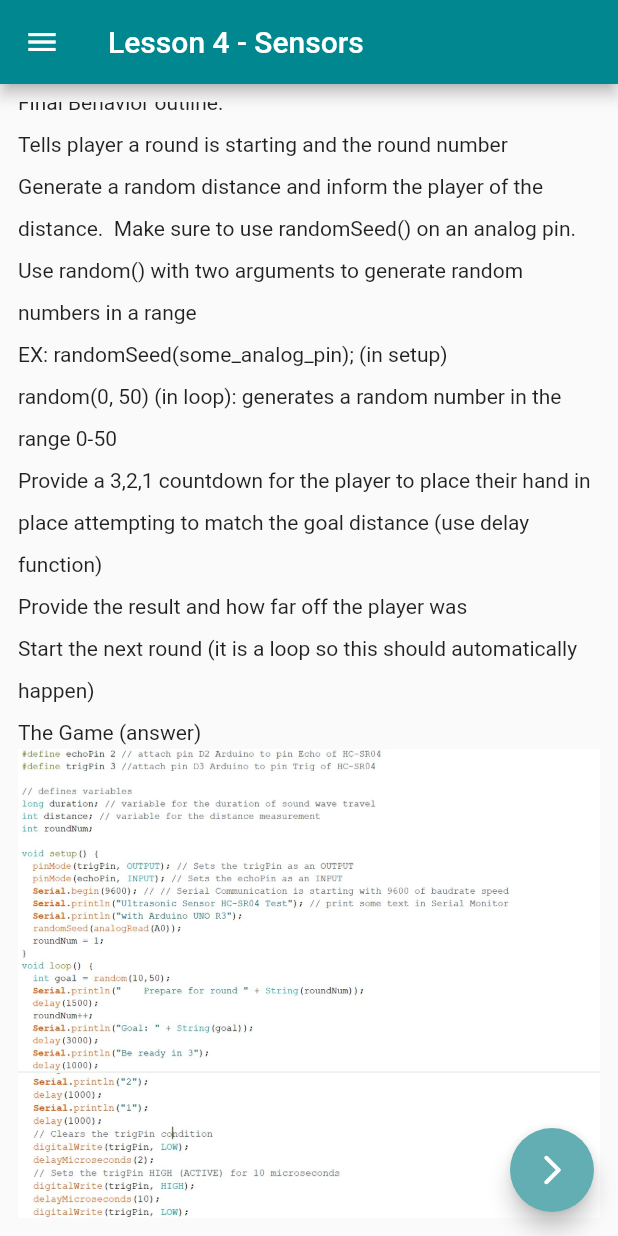
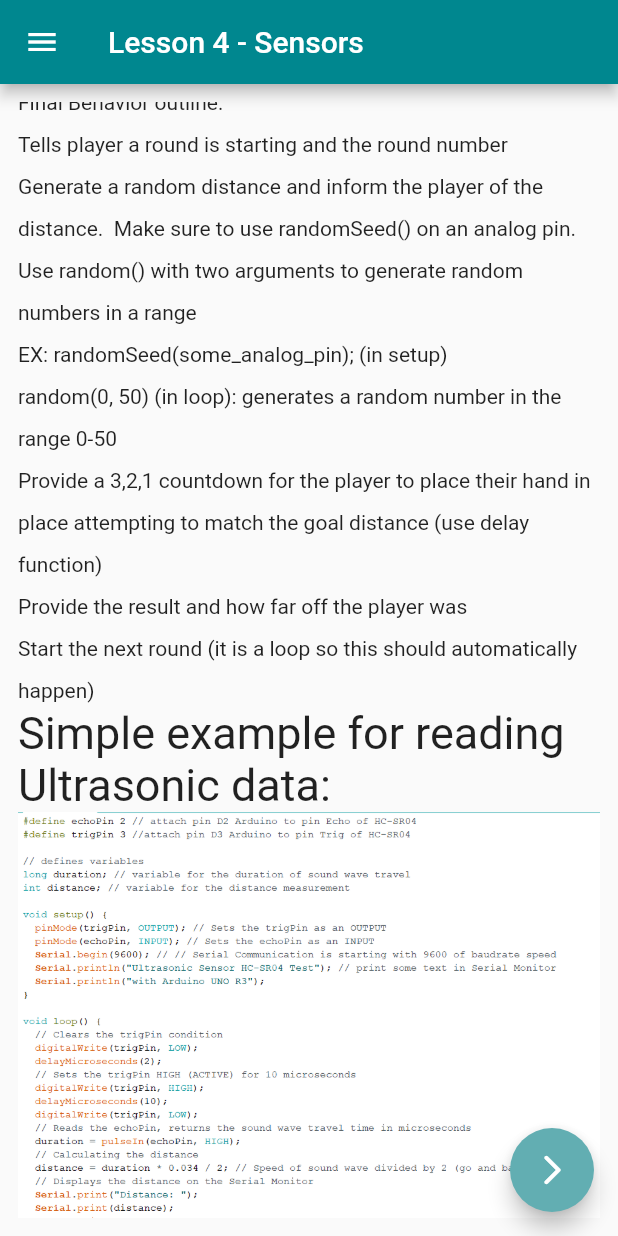
Before and after one commit to VCArduinoClub/arduino, a Flutter app: the Lesson4Page screen opened by its route, scrolled down 1152 dp, on a phone screen of 412 x 824 dp. Run offline on Flutter 3.47's test engine with Material 2 defaults, Android fonts, the phone set to English and light mode, and no system bars.

Commit message:
New Release: bug fixes and content changes

```diff
--- a/lib/routes/home_page.dart
+++ b/lib/routes/home_page.dart
@@ -19,7 +19,6 @@ class HomePage extends StatelessWidget {
         Text("Welcome to the INOArduino App! "
             "In this guide, we will teach you ALL the basics of the Arduino. "
             "The kit comes with everything you need to follow along with this guide and learn how to use an Arduino. "
-            "In case you do not have the kit yet, here is a link to purchase: google.com. "
             "If you want to follow along without buying the kit, here are the Arduino kit components: "),
         ComponentsGridView([
           Components.arduino,
--- a/lib/routes/lesson4_page.dart
+++ b/lib/routes/lesson4_page.dart
@@ -47,7 +47,9 @@ class Lesson4Page extends StatelessWidget {
           ContentText("Provide the result and how far off the player was"),
           ContentText(
               "Start the next round (it is a loop so this should automatically happen)"),
-          ContentText("The Game (answer)"),
+          Header3Text(text: "Simple example for reading Ultrasonic data:"),
+          Image.asset(Routes.imagePrefix + "UltrasonicReadCode.png"),
+          Header3Text(text: "The Game (answer)"),
           Image.asset(Routes.imagePrefix + "UltrasonicPart1.jpg"),
           Image.asset(Routes.imagePrefix + "UltrasonicPart2.jpg"),
         ])
```
Also changed, not shown: assets/images/UltrasonicReadCode.png (added), 11 other files.
